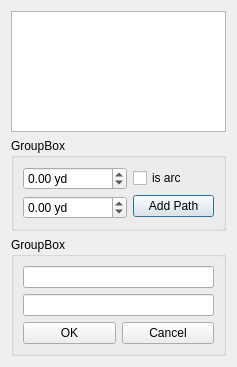
Old version of the form src/dialogs/pbcCreateMotionRouteDialog.ui in the repository obraunsdorf/playbook-creator.
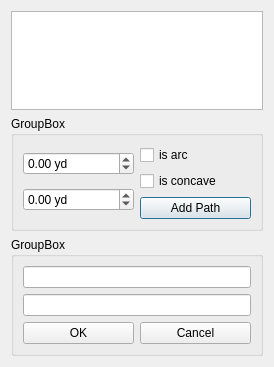
New version of the form.

Commit message: - added ability for backward compatibility - increased minor version - added ability to choose between convex and concave routes / motions - TODO: bring order to the chaos of includes and forward declarations

```diff
--- a/src/dialogs/pbcCreateMotionRouteDialog.ui
+++ b/src/dialogs/pbcCreateMotionRouteDialog.ui
@@ -6,7 +6,7 @@
    <rect>
     <x>0</x>
     <y>0</y>
-    <width>237</width>
+    <width>274</width>
     <height>367</height>
    </rect>
   </property>
@@ -71,6 +71,13 @@
           </property>
          </widget>
         </item>
+        <item>
+         <widget class="QCheckBox" name="isConcaveCheckBox">
+          <property name="text">
+           <string>is concave</string>
+          </property>
+         </widget>
+        </item>
         <item>
          <widget class="QPushButton" name="addPathButton">
           <property name="text">
```
The commit also changes 10 other files.
